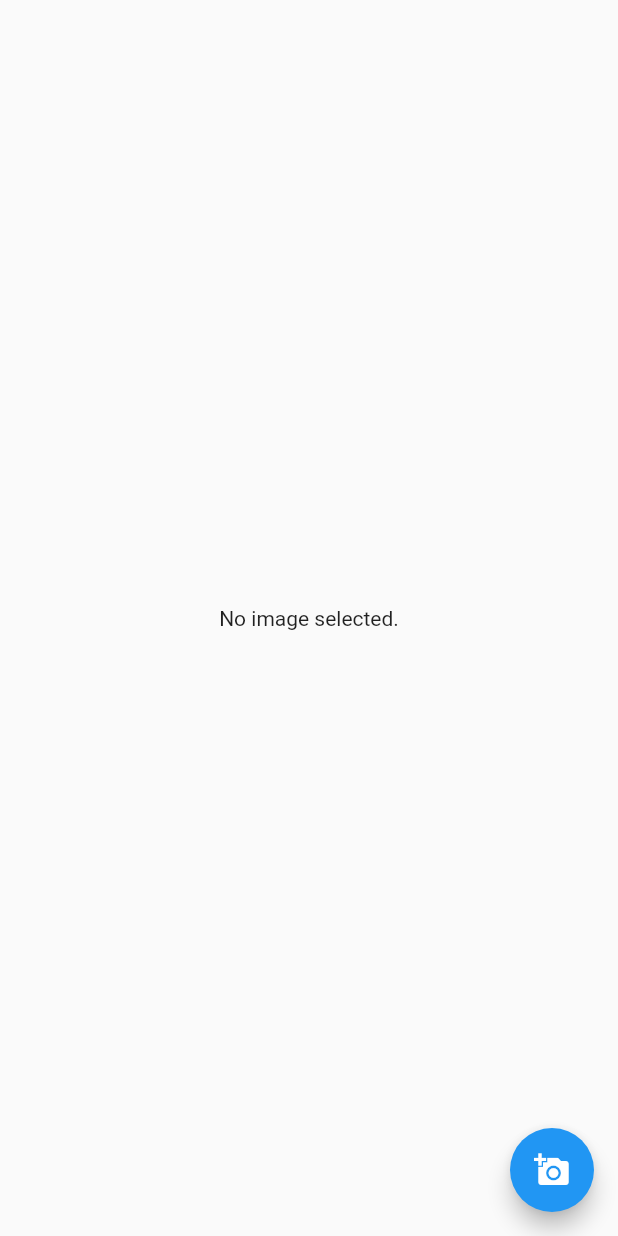
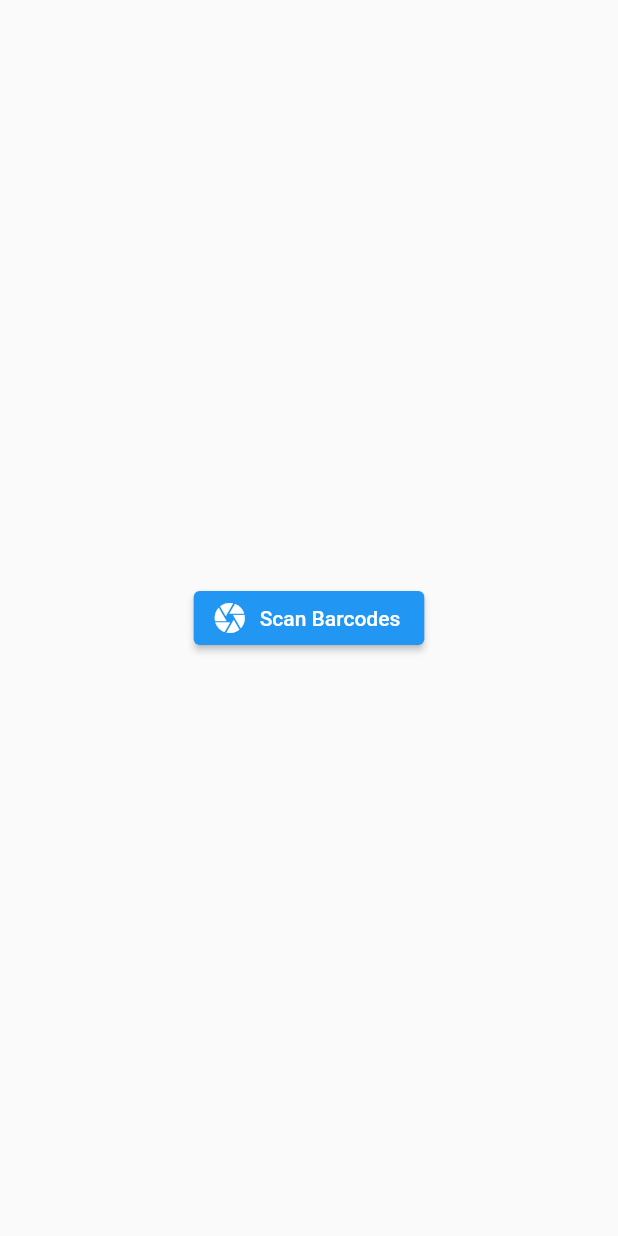
Before and after one commit to pasindu07/flutter-barcode, a Flutter app: the Scan screen opened directly, on a phone screen of 412 x 824 dp. Run offline on Flutter 3.47's test engine with Material 2 defaults, Android fonts, the phone set to English and light mode, and no system bars; our stand-ins replace firebase_auth, firebase_core, flutter_spinkit, image_picker; missing offline and left inert: firebase_ml_vision; accounts and stored records are empty.

Commit message:
barcode reader added

```diff
--- a/lib/screens/contents/scan.dart
+++ b/lib/screens/contents/scan.dart
@@ -1,7 +1,7 @@
 
 import 'dart:io';
 import 'package:flutter/material.dart';
-// import 'package:firebase_ml_vision/firebase_ml_vision.dart';
+import 'package:firebase_ml_vision/firebase_ml_vision.dart';
 import 'package:image_picker/image_picker.dart';
 
 class Scan extends StatefulWidget {
@@ -10,32 +10,58 @@ class Scan extends StatefulWidget {
 }
 
 class _ScanState extends State<Scan> {
-  File _image;
+  // File _image;
   final picker = ImagePicker();
 
   Future getImage() async {
-    final pickedFile = await picker.getImage(source: ImageSource.gallery);
+    final pickedFile = await picker.getImage(source: ImageSource.camera);
+    // final File imageFile = getImageFile();
 
     setState(() {
       if (pickedFile != null) {
-        _image = File(pickedFile.path);
+        // _image = File(pickedFile.path);
+        final FirebaseVisionImage visionImage = FirebaseVisionImage.fromFile(File(pickedFile.path));
+        final BarcodeDetector barcodeDetector = FirebaseVision.instance.barcodeDetector();
+        detectImage(visionImage,barcodeDetector);
+
       } else {
         print('No image selected.');
       }
     });
   }
 
+//used to detect the captured image by the barcode detector
+  Future<void> detectImage(FirebaseVisionImage visionImage,BarcodeDetector barcodeDetector) async{
+    final List<Barcode> barcodes = await barcodeDetector.detectInImage(visionImage);
+    printBarcodes(barcodes);
+    // return barcodes;
+  }
+
+//detetcted raw values will be printed
+  void printBarcodes(List<Barcode> barcodes){
+    for(Barcode barcode in barcodes){
+      print(barcode.rawValue);
+    }
+  }
+
   @override
   Widget build(BuildContext context) {
     return Scaffold(
       body: Center(
-        child: _image == null ? Text('No image selected.') : Image.file(_image),
+        child: Container(
+            child: ElevatedButton.icon(
+              onPressed: getImage,
+              icon: Icon(Icons.camera),
+              label: Text("Scan Barcodes"),),
+        ),
       ),
-      floatingActionButton: FloatingActionButton(
-        onPressed: getImage,
-        tooltip: 'Pick Image',
-        child: Icon(Icons.add_a_photo),
-      ),
+      // floatingActionButton: FloatingActionButton(
+      //   onPressed: getImage,
+      //   tooltip: 'Pick Image',
+      //   child: Icon(Icons.add_a_photo),
+      // ),
     );
   }
 }
+
+// _image == null ? Text('No image selected.') : Image.file(_image),
```
